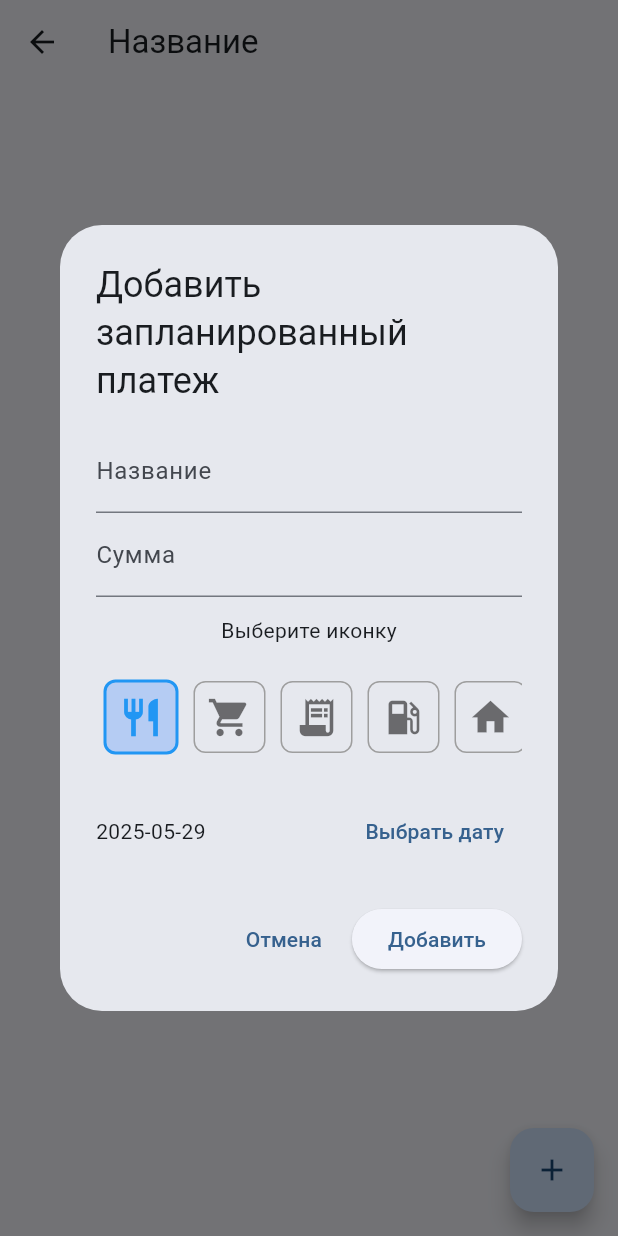
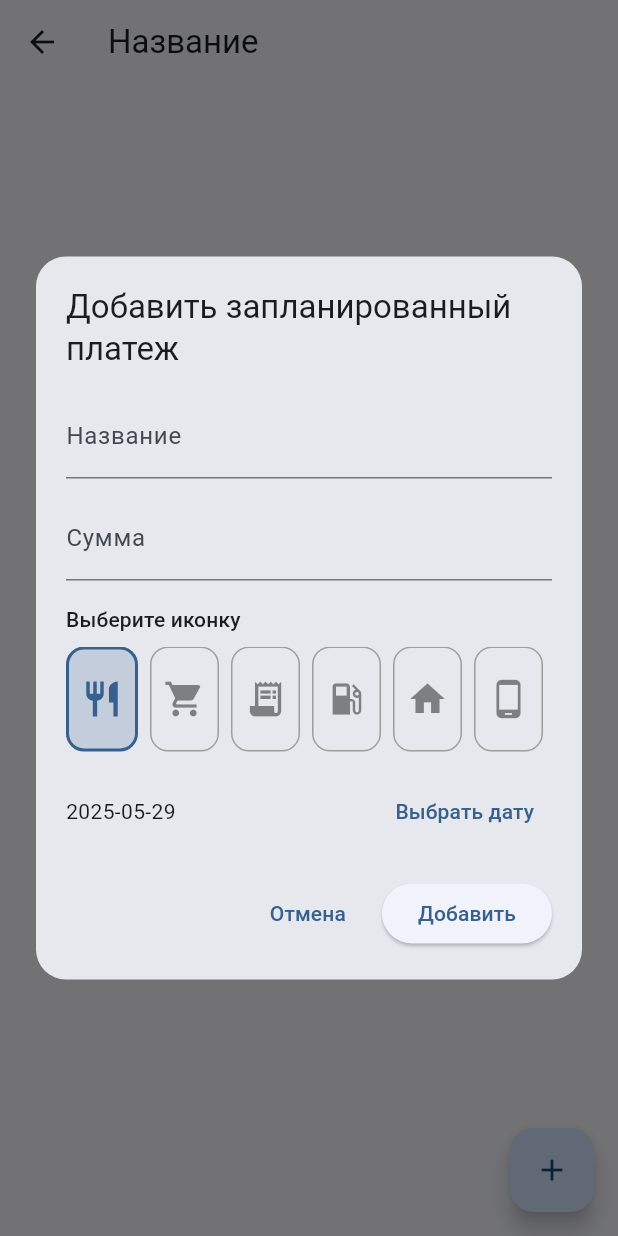
Before and after one commit to daniyar104/cash-mobile, a Flutter app: the ScheduledPaymentsPage screen opened directly with empty values, after a tap on the "add" icon, on a phone screen of 412 x 824 dp. Run offline on Flutter 3.47's test engine with Material 3 defaults, Android fonts, the phone set to English and light mode, and no system bars; our stand-ins replace awesome_snackbar_content, flutter_local_notifications, flutter_localization, image_picker, permission_handler, sembast and 3 more; accounts and stored records are empty.

Commit message:
(change): Change ui a scheduled screen

```diff
--- a/lib/screens/Plannings/page/ScheduledPaymentsPage.dart
+++ b/lib/screens/Plannings/page/ScheduledPaymentsPage.dart
@@ -1,26 +1,46 @@
 import 'package:flutter/material.dart';
 import 'package:flutter_localization/flutter_localization.dart';
+import 'package:shared_preferences/shared_preferences.dart';
 import '../../../db/sembast_database_helper.dart';
 import '../../../localization/locales.dart';
 import '../../../models/ScheduledPayment.dart';
 
 class ScheduledPaymentsPage extends StatefulWidget {
   final int userId;
-
   const ScheduledPaymentsPage({Key? key, required this.userId}) : super(key: key);
 
   @override
-  _ScheduledPaymentsPageState createState() => _ScheduledPaymentsPageState();
+  State<ScheduledPaymentsPage> createState() => _ScheduledPaymentsPageState();
 }
 
 class _ScheduledPaymentsPageState extends State<ScheduledPaymentsPage> {
   final dbHelper = SembastDatabaseHelper.instance;
   late Future<List<ScheduledPayment>> _paymentsFuture;
+  String _currencySymbol = '₸';
 
   @override
   void initState() {
     super.initState();
+    _loadCurrency();
     _loadScheduledPayments();
+  }
+
+  Future<void> _loadCurrency() async {
+    final prefs = await SharedPreferences.getInstance();
+    final currency = prefs.getString('currency') ?? 'KZT';
+    setState(() {
+      _currencySymbol = _getCurrencySymbol(currency);
+    });
+  }
+
+  String _getCurrencySymbol(String code) {
+    switch (code) {
+      case 'USD': return '\$';
+      case 'EUR': return '€';
+      case 'RUB': return '₽';
+      case 'KZT':
+      default: return '₸';
+    }
   }
 
   void _loadScheduledPayments() {
@@ -34,7 +54,6 @@ class _ScheduledPaymentsPageState extends State<ScheduledPaymentsPage> {
       context: context,
       builder: (context) => AddScheduledPaymentDialog(userId: widget.userId),
     );
-
     if (newPayment != null) {
       await dbHelper.insertScheduledPayment(newPayment);
       _loadScheduledPayments();
@@ -66,7 +85,7 @@ class _ScheduledPaymentsPageState extends State<ScheduledPaymentsPage> {
         future: _paymentsFuture,
         builder: (context, snapshot) {
           if (snapshot.connectionState == ConnectionState.waiting) {
-            return Center(child: CircularProgressIndicator());
+            return const Center(child: CircularProgressIndicator());
           }
           if (snapshot.hasError) {
             return Center(child: Text(LocalData.errorSchedule.getString(context)));
@@ -85,19 +104,27 @@ class _ScheduledPaymentsPageState extends State<ScheduledPaymentsPage> {
                 background: Container(
                   color: Colors.red,
                   alignment: Alignment.centerLeft,
-                  padding: EdgeInsets.only(left: 16),
-                  child: Icon(Icons.delete, color: Colors.white),
+                  padding: const EdgeInsets.only(left: 16),
+                  child: const Icon(Icons.delete, color: Colors.white),
                 ),
                 direction: DismissDirection.startToEnd,
                 onDismissed: (_) => _deleteScheduledPayment(payment.id!),
+                child: Card(
+                  margin: const EdgeInsets.symmetric(horizontal: 12, vertical: 6),
+                  shape: RoundedRectangleBorder(borderRadius: BorderRadius.circular(12)),
+                  elevation: 2,
                   child: ListTile(
-                  leading: Icon(iconData),
-                  title: Text(payment.title),
+                    leading: CircleAvatar(
+                      backgroundColor: Theme.of(context).colorScheme.primary.withOpacity(0.1),
+                      child: Icon(iconData, color: Theme.of(context).colorScheme.primary),
+                    ),
+                    title: Text(payment.title, style: const TextStyle(fontWeight: FontWeight.w600)),
                     subtitle: Text(payment.date.toLocal().toString().split(' ')[0]),
-                  trailing: Text(payment.amount.toStringAsFixed(0), style: TextStyle(
-                    fontWeight: FontWeight.bold,
-                    fontSize: 18,
-                  )),
+                    trailing: Text(
+                      '$_currencySymbol ${payment.amount.toStringAsFixed(2)}',
+                      style: const TextStyle(fontWeight: FontWeight.bold, fontSize: 18),
+                    ),
+                  ),
                 ),
               );
             },
@@ -106,7 +133,7 @@ class _ScheduledPaymentsPageState extends State<ScheduledPaymentsPage> {
       ),
       floatingActionButton: FloatingActionButton(
         onPressed: _addScheduledPayment,
-        child: Icon(Icons.add),
+        child: const Icon(Icons.add),
       ),
     );
   }
@@ -114,7 +141,6 @@ class _ScheduledPaymentsPageState extends State<ScheduledPaymentsPage> {
 
 class AddScheduledPaymentDialog extends StatefulWidget {
   final int userId;
-
   const AddScheduledPaymentDialog({Key? key, required this.userId}) : super(key: key);
 
   @override
@@ -125,7 +151,7 @@ class _AddScheduledPaymentDialogState extends State<AddScheduledPaymentDialog> {
   final _formKey = GlobalKey<FormState>();
   double? _amount;
   String? _title;
-  DateTime? _date;
+  DateTime _date = DateTime.now();
   IconData? _selectedIcon;
 
   final List<IconData> _icons = [
@@ -142,16 +168,15 @@ class _AddScheduledPaymentDialogState extends State<AddScheduledPaymentDialog> {
   @override
   void initState() {
     super.initState();
-    _date = DateTime.now();
-    _selectedIcon = _icons[0]; // По умолчанию первая иконка выбрана
+    _selectedIcon = _icons[0];
   }
 
   Future<void> _pickDate() async {
     final picked = await showDatePicker(
       context: context,
-      initialDate: _date ?? DateTime.now(),
-      firstDate: DateTime.now().subtract(Duration(days: 365)),
-      lastDate: DateTime.now().add(Duration(days: 365)),
+      initialDate: _date,
+      firstDate: DateTime.now().subtract(const Duration(days: 365)),
+      lastDate: DateTime.now().add(const Duration(days: 365)),
     );
     if (picked != null) {
       setState(() {
@@ -169,13 +194,12 @@ class _AddScheduledPaymentDialogState extends State<AddScheduledPaymentDialog> {
         return;
       }
       _formKey.currentState?.save();
-
       final payment = ScheduledPayment(
         id: null,
         title: _title!,
         amount: _amount!,
-        date: _date!,
-        category: _selectedIcon!.codePoint.toString(), // Сохраняем код иконки как строку
+        date: _date,
+        category: _selectedIcon!.codePoint.toString(),
         userId: widget.userId,
         type: '',
       );
@@ -185,76 +209,102 @@ class _AddScheduledPaymentDialogState extends State<AddScheduledPaymentDialog> {
 
   @override
   Widget build(BuildContext context) {
-    return AlertDialog(
-      title: Text(LocalData.addScheduledPayment.getString(context)),
-      content: SingleChildScrollView(
-        child: Form(
+    return Dialog(
+      shape: RoundedRectangleBorder(borderRadius: BorderRadius.circular(20)),
+      insetPadding: const EdgeInsets.symmetric(horizontal: 24, vertical: 24),
+      child: Padding(
+        padding: const EdgeInsets.all(20),
+        child: Column(
+          mainAxisSize: MainAxisSize.min,
+          children: [
+            Text(LocalData.addScheduledPayment.getString(context), style: Theme.of(context).textTheme.titleLarge),
+            const SizedBox(height: 16),
+            Form(
               key: _formKey,
               child: Column(
-            mainAxisSize: MainAxisSize.min,
                 children: [
                   TextFormField(
                     decoration: InputDecoration(labelText: LocalData.scheduledPaymentTitle.getString(context)),
                     validator: (val) => val == null || val.isEmpty ? LocalData.invalidTitle.getString(context) : null,
                     onSaved: (val) => _title = val,
                   ),
+                  const SizedBox(height: 12),
                   TextFormField(
                     decoration: InputDecoration(labelText: LocalData.scheduledPaymentAmount.getString(context)),
-                keyboardType: TextInputType.numberWithOptions(decimal: true),
+                    keyboardType: const TextInputType.numberWithOptions(decimal: true),
                     validator: (val) {
-                  if (val == null || val.isEmpty) return LocalData.invalidAmount.getString(context);
-                  if (double.tryParse(val) == null) return LocalData.invalidAmount.getString(context);
+                      if (val == null || val.isEmpty || double.tryParse(val) == null) {
+                        return LocalData.invalidAmount.getString(context);
+                      }
                       return null;
                     },
                     onSaved: (val) => _amount = double.parse(val!),
                   ),
-              SizedBox(height: 12),
-              Text(LocalData.selectScheduleIcon.getString(context)),
-              SizedBox(height: 8),
-              Container(
-                height: 80,
-                child: SingleChildScrollView(
+                  const SizedBox(height: 16),
+                  Align(
+                    alignment: Alignment.centerLeft,
+                    child: Text(LocalData.selectScheduleIcon.getString(context), style: Theme.of(context).textTheme.labelLarge),
+                  ),
+                  const SizedBox(height: 8),
+                  SizedBox(
+                    height: 70,
+                    child: ListView.separated(
                       scrollDirection: Axis.horizontal,
-                  child: Row(
-                    children: List.generate(_icons.length, (index) {
+                      itemCount: _icons.length,
+                      separatorBuilder: (_, __) => const SizedBox(width: 8),
+                      itemBuilder: (_, index) {
                         final icon = _icons[index];
                         final selected = icon == _selectedIcon;
                         return GestureDetector(
                           onTap: () => setState(() => _selectedIcon = icon),
                           child: Container(
-                          margin: EdgeInsets.symmetric(horizontal: 5),
+                            padding: const EdgeInsets.all(8),
                             decoration: BoxDecoration(
-                            color: selected ? Colors.blueAccent.withOpacity(0.3) : null,
+                              color: selected ? Theme.of(context).colorScheme.primary.withOpacity(0.2) : null,
                               border: Border.all(
-                              color: selected ? Colors.blue : Colors.grey,
+                                color: selected ? Theme.of(context).colorScheme.primary : Colors.grey,
                                 width: selected ? 2 : 1,
                               ),
-                            borderRadius: BorderRadius.circular(8),
+                              borderRadius: BorderRadius.circular(12),
                             ),
-                          padding: EdgeInsets.all(8),
-                          child: Icon(icon, size: 30, color: selected ? Colors.blue : Colors.black54),
+                            child: Icon(icon, size: 28, color: selected ? Theme.of(context).colorScheme.primary : Colors.black45),
                           ),
                         );
-                    }),
+                      },
                     ),
                   ),
-              ),
-              SizedBox(height: 12),
+                  const SizedBox(height: 16),
                   Row(
                     children: [
-                  Text(_date != null ? _date!.toLocal().toString().split(' ')[0] : LocalData.pickDate.getString(context)),
-                  Spacer(),
-                  TextButton(onPressed: _pickDate, child: Text(LocalData.pickDate.getString(context))),
+                      Text(_date.toLocal().toString().split(' ')[0]),
+                      const Spacer(),
+                      TextButton(
+                        onPressed: _pickDate,
+                        child: Text(LocalData.pickDate.getString(context)),
+                      ),
                     ],
                   ),
                 ],
               ),
             ),
+            const SizedBox(height: 20),
+            Row(
+              mainAxisAlignment: MainAxisAlignment.end,
+              children: [
+                TextButton(
+                  onPressed: () => Navigator.of(context).pop(),
+                  child: Text(LocalData.cancel.getString(context)),
                 ),
-      actions: [
-        TextButton(onPressed: () => Navigator.of(context).pop(), child: Text(LocalData.cancel.getString(context))),
-        ElevatedButton(onPressed: _submit, child: Text(LocalData.add.getString(context))),
+                const SizedBox(width: 12),
+                ElevatedButton(
+                  onPressed: _submit,
+                  child: Text(LocalData.add.getString(context)),
+                ),
               ],
+            )
+          ],
+        ),
+      ),
     );
   }
 }
```
Lines whose indentation alone changed are shown as unchanged.
